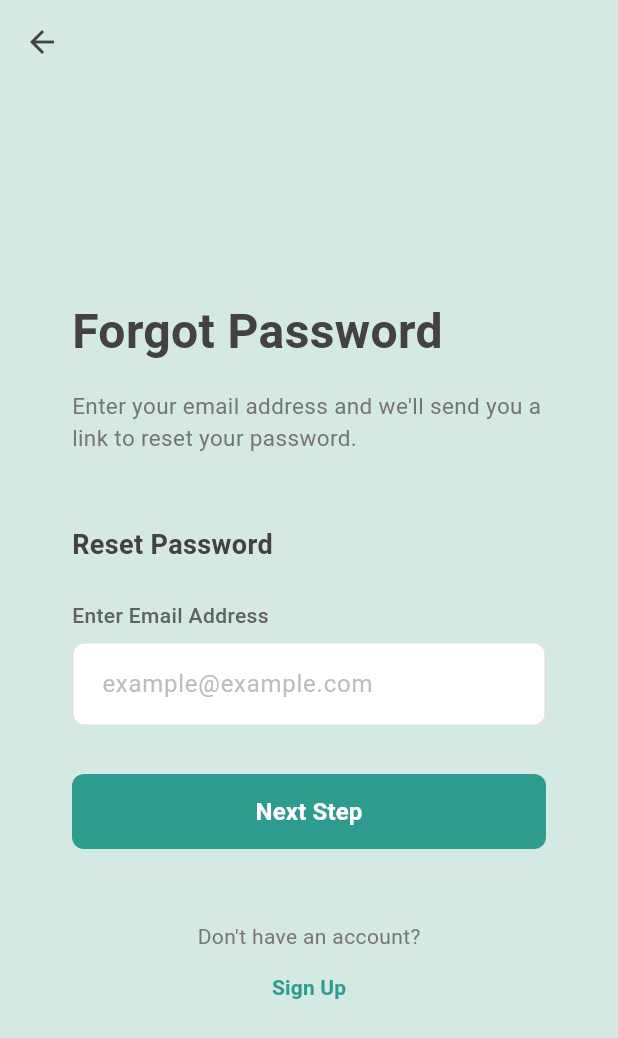
After one commit to cheinchan/ai_personal_financial_assistant, a Flutter app: the screen it shows after launch, after a tap on "Forgot Password?", on a phone screen of 412 x 824 dp. The commit adds this screen. Shown: the top 1038 px of the screen. Run offline on Flutter 3.47's test engine with Material 3 defaults, Android fonts, the phone set to English and light mode, and no system bars; our stand-ins replace firebase_auth, firebase_core; accounts and stored records are empty.

Commit message:
forgot password

```diff
--- /dev/null
+++ b/lib/screens/forgot_password_page.dart
@@ -0,0 +1,264 @@
+import 'package:flutter/material.dart';
+import '../services/auth_service.dart';
+
+class ForgotPasswordPage extends StatefulWidget {
+  const ForgotPasswordPage({super.key});
+
+  @override
+  State<ForgotPasswordPage> createState() => _ForgotPasswordPageState();
+}
+
+class _ForgotPasswordPageState extends State<ForgotPasswordPage> {
+  final _formKey = GlobalKey<FormState>();
+  final _emailController = TextEditingController();
+  final _authService = AuthService();
+  bool _isLoading = false;
+
+  @override
+  void dispose() {
+    _emailController.dispose();
+    super.dispose();
+  }
+
+  Future<void> _sendResetEmail() async {
+    if (!_formKey.currentState!.validate()) return;
+
+    setState(() => _isLoading = true);
+
+    try {
+      await _authService.sendPasswordResetEmail(
+        email: _emailController.text.trim(),
+      );
+
+      if (!mounted) return;
+
+      // Show success dialog
+      showDialog(
+        context: context,
+        barrierDismissible: false,
+        builder: (context) => AlertDialog(
+          shape: RoundedRectangleBorder(
+            borderRadius: BorderRadius.circular(16),
+          ),
+          title: const Row(
+            children: [
+              Icon(Icons.check_circle, color: Color(0xFF2D9B8E), size: 28),
+              SizedBox(width: 12),
+              Text('Email Sent!'),
+            ],
+          ),
+          content: const Text(
+            'Password reset link has been sent to your email. Please check your inbox and follow the instructions.',
+            style: TextStyle(fontSize: 15),
+          ),
+          actions: [
+            TextButton(
+              onPressed: () {
+                Navigator.of(context).pop(); // Close dialog
+                Navigator.of(context).pop(); // Go back to sign in
+              },
+              child: const Text(
+                'OK',
+                style: TextStyle(
+                  color: Color(0xFF2D9B8E),
+                  fontWeight: FontWeight.w600,
+                ),
+              ),
+            ),
+          ],
+        ),
+      );
+    } catch (e) {
+      if (!mounted) return;
+      ScaffoldMessenger.of(context).showSnackBar(
+        SnackBar(
+          content: Text(e.toString()),
+          backgroundColor: Colors.red,
+          behavior: SnackBarBehavior.floating,
+        ),
+      );
+    } finally {
+      if (mounted) setState(() => _isLoading = false);
+    }
+  }
+
+  @override
+  Widget build(BuildContext context) {
+    return Scaffold(
+      backgroundColor: const Color(0xFFD4E8E4),
+      appBar: AppBar(
+        backgroundColor: const Color(0xFFD4E8E4),
+        elevation: 0,
+        leading: IconButton(
+          icon: Icon(Icons.arrow_back, color: Colors.grey[800]),
+          onPressed: () => Navigator.of(context).pop(),
+        ),
+      ),
+      body: SafeArea(
+        child: Center(
+          child: SingleChildScrollView(
+            child: Padding(
+              padding: const EdgeInsets.all(48.0),
+              child: ConstrainedBox(
+                constraints: const BoxConstraints(maxWidth: 400),
+                child: Form(
+                  key: _formKey,
+                  child: Column(
+                    mainAxisAlignment: MainAxisAlignment.center,
+                    crossAxisAlignment: CrossAxisAlignment.start,
+                    children: [
+                      Text(
+                        'Forgot Password',
+                        style: TextStyle(
+                          fontSize: 32,
+                          fontWeight: FontWeight.w600,
+                          color: Colors.grey[800],
+                        ),
+                      ),
+                      const SizedBox(height: 16),
+                      Text(
+                        'Enter your email address and we\'ll send you a link to reset your password.',
+                        style: TextStyle(
+                          fontSize: 15,
+                          color: Colors.grey[600],
+                        ),
+                      ),
+                      const SizedBox(height: 48),
+
+                      // Reset Password Section
+                      Text(
+                        'Reset Password',
+                        style: TextStyle(
+                          fontSize: 18,
+                          fontWeight: FontWeight.w600,
+                          color: Colors.grey[800],
+                        ),
+                      ),
+                      const SizedBox(height: 24),
+
+                      // Email Field
+                      Text(
+                        'Enter Email Address',
+                        style: TextStyle(
+                          fontSize: 14,
+                          color: Colors.grey[700],
+                          fontWeight: FontWeight.w500,
+                        ),
+                      ),
+                      const SizedBox(height: 8),
+                      TextFormField(
+                        controller: _emailController,
+                        keyboardType: TextInputType.emailAddress,
+                        decoration: InputDecoration(
+                          hintText: 'example@example.com',
+                          hintStyle: TextStyle(color: Colors.grey[400]),
+                          filled: true,
+                          fillColor: Colors.white,
+                          border: OutlineInputBorder(
+                            borderRadius: BorderRadius.circular(8),
+                            borderSide: BorderSide(color: Colors.grey[300]!),
+                          ),
+                          enabledBorder: OutlineInputBorder(
+                            borderRadius: BorderRadius.circular(8),
+                            borderSide: BorderSide(color: Colors.grey[300]!),
+                          ),
+                          focusedBorder: OutlineInputBorder(
+                            borderRadius: BorderRadius.circular(8),
+                            borderSide: const BorderSide(
+                              color: Color(0xFF2D9B8E),
+                              width: 2,
+                            ),
+                          ),
+                          contentPadding: const EdgeInsets.symmetric(
+                            horizontal: 16,
+                            vertical: 16,
+                          ),
+                        ),
+                        validator: (value) {
+                          if (value == null || value.isEmpty) {
+                            return 'Please enter your email';
+                          }
+                          if (!value.contains('@')) {
+                            return 'Please enter a valid email';
+                          }
+                          return null;
+                        },
+                      ),
+                      const SizedBox(height: 32),
+
+                      // Next Step Button
+                      SizedBox(
+                        width: double.infinity,
+                        height: 50,
+                        child: ElevatedButton(
+                          onPressed: _isLoading ? null : _sendResetEmail,
+                          style: ElevatedButton.styleFrom(
+                            backgroundColor: const Color(0xFF2D9B8E),
+                            foregroundColor: Colors.white,
+                            shape: RoundedRectangleBorder(
+                              borderRadius: BorderRadius.circular(8),
+                            ),
+                            elevation: 0,
+                          ),
+                          child: _isLoading
+                              ? const SizedBox(
+                                  height: 20,
+                                  width: 20,
+                                  child: CircularProgressIndicator(
+                                    strokeWidth: 2,
+                                    valueColor: AlwaysStoppedAnimation<Color>(
+                                      Colors.white,
+                                    ),
+                                  ),
+                                )
+                              : const Text(
+                                  'Next Step',
+                                  style: TextStyle(
+                                    fontSize: 16,
+                                    fontWeight: FontWeight.w600,
+                                  ),
+                                ),
+                        ),
+                      ),
+                      const SizedBox(height: 48),
+
+                      // Sign Up Link
+                      Center(
+                        child: Column(
+                          children: [
+                            Text(
+                              'Don\'t have an account?',
+                              style: TextStyle(
+                                color: Colors.grey[600],
+                                fontSize: 14,
+                              ),
+                            ),
+                            TextButton(
+                              onPressed: () {
+                                Navigator.of(context).pop();
+                              },
+                              style: TextButton.styleFrom(
+                                foregroundColor: const Color(0xFF2D9B8E),
+                              ),
+                              child: const Text(
+                                'Sign Up',
+                                style: TextStyle(
+                                  fontSize: 14,
+                                  fontWeight: FontWeight.w600,
+                                ),
+                              ),
+                            ),
+                          ],
+                        ),
+                      ),
+                    ],
+                  ),
+                ),
+              ),
+            ),
+          ),
+        ),
+      ),
+    );
+  }
+}
--- a/lib/screens/sign_in_page.dart
+++ b/lib/screens/sign_in_page.dart
@@ -2,6 +2,7 @@ import 'package:flutter/material.dart';
 import '../services/auth_service.dart';
 import 'sign_up_page.dart';
 import 'home_page.dart';
+import 'forgot_password_page.dart';
 
 class SignInPage extends StatefulWidget {
   const SignInPage({super.key});
@@ -190,7 +191,27 @@ class _SignInPageState extends State<SignInPage> {
                     return null;
                   },
                 ),
-                const SizedBox(height: 32),
+
+                // Forgot Password Link
+                Align(
+                  alignment: Alignment.centerRight,
+                  child: TextButton(
+                    onPressed: () {
+                      Navigator.of(context).push(
+                        MaterialPageRoute(builder: (context) => const ForgotPasswordPage()),
+                      );
+                    },
+                    style: TextButton.styleFrom(
+                      foregroundColor: const Color(0xFF2D9B8E),
+                      padding: const EdgeInsets.symmetric(vertical: 8),
+                    ),
+                    child: const Text(
+                      'Forgot Password?',
+                      style: TextStyle(fontSize: 13, fontWeight: FontWeight.w500),
+                    ),
+                  ),
+                ),
+                const SizedBox(height: 16),
 
                 // Sign In Button
                 SizedBox(
@@ -241,7 +262,7 @@ class _SignInPageState extends State<SignInPage> {
                           foregroundColor: const Color(0xFF2D9B8E),
                         ),
                         child: const Text(
-                          'Sing Up',
+                          'Sign Up',
                           style: TextStyle(fontSize: 14, fontWeight: FontWeight.w600),
                         ),
                       ),
--- a/lib/services/auth_service.dart
+++ b/lib/services/auth_service.dart
@@ -51,6 +51,46 @@ class AuthService {
     }
   }
 
+  /// Send password reset email
+  Future<void> sendPasswordResetEmail({required String email}) async {
+    try {
+      await _auth.sendPasswordResetEmail(email: email);
+    } on FirebaseAuthException catch (e) {
+      throw _handleAuthException(e);
+    } catch (e) {
+      throw 'Failed to send password reset email. Please try again.';
+    }
+  }
+
+  /// Confirm password reset with code from email
+  Future<void> confirmPasswordReset({
+    required String code,
+    required String newPassword,
+  }) async {
+    try {
+      await _auth.confirmPasswordReset(
+        code: code,
+        newPassword: newPassword,
+      );
+    } on FirebaseAuthException catch (e) {
+      throw _handleAuthException(e);
+    } catch (e) {
+      throw 'Failed to reset password. Please try again.';
+    }
+  }
+
+  /// Verify password reset code
+  Future<String> verifyPasswordResetCode({required String code}) async {
+    try {
+      final email = await _auth.verifyPasswordResetCode(code);
+      return email;
+    } on FirebaseAuthException catch (e) {
+      throw _handleAuthException(e);
+    } catch (e) {
+      throw 'Invalid or expired reset code.';
+    }
+  }
+
   /// Handle Firebase Auth exceptions and return user-friendly messages
   String _handleAuthException(FirebaseAuthException e) {
     switch (e.code) {
@@ -74,6 +114,10 @@ class AuthService {
         return 'Invalid credentials. Please check your email and password.';
       case 'network-request-failed':
         return 'Network error. Please check your connection.';
+      case 'expired-action-code':
+        return 'This reset link has expired. Please request a new one.';
+      case 'invalid-action-code':
+        return 'This reset link is invalid. Please request a new one.';
       default:
         return e.message ?? 'Authentication failed. Please try again.';
     }
```
Also changed, not shown: lib/screens/reset_password_page.dart (added, +317 -0 lines).
